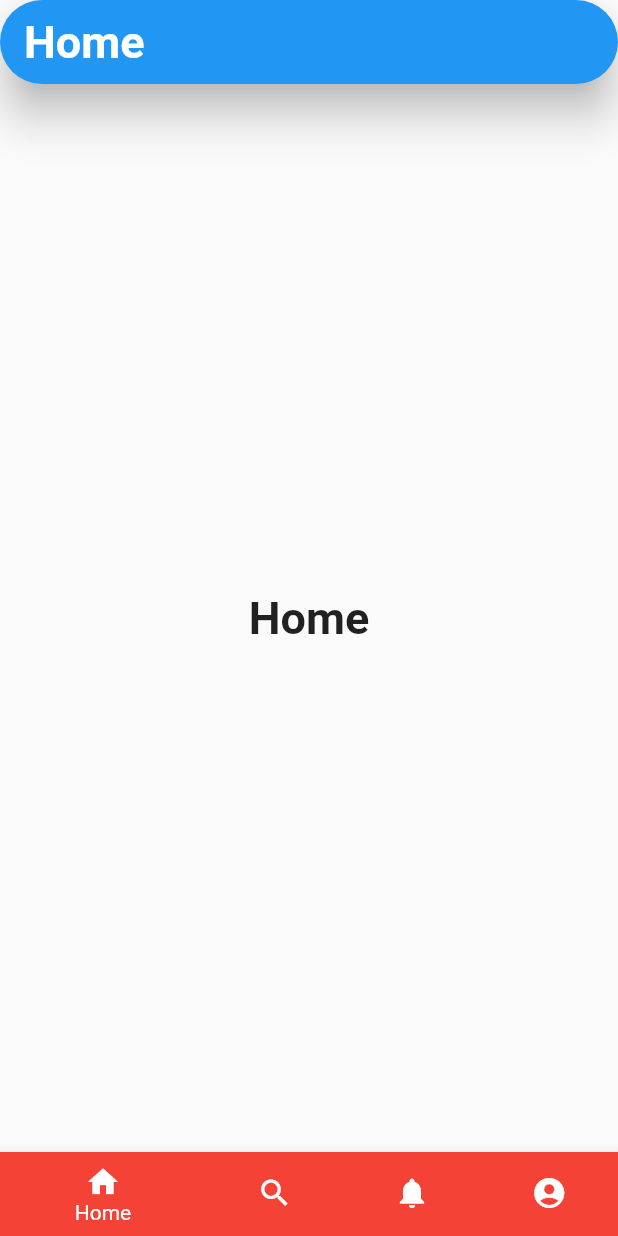
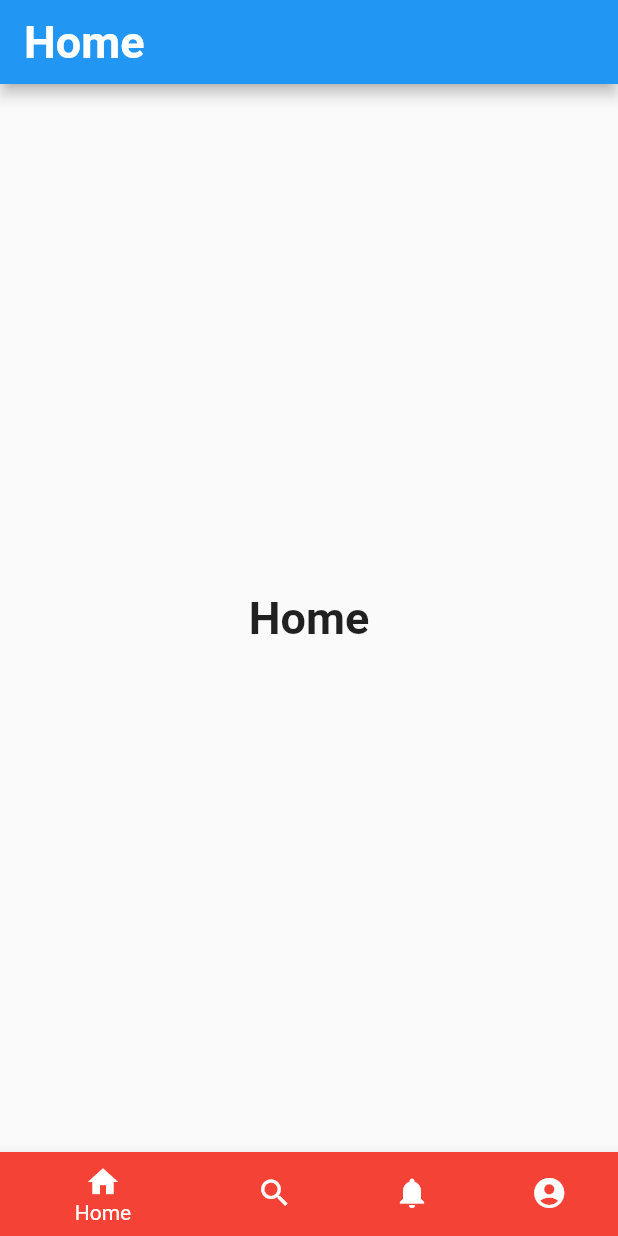
Before and after one commit to Erazsher/Project_Yo, a Flutter app: the screen it shows after launch, on a phone screen of 412 x 824 dp. Run offline on Flutter 3.47's test engine with Material 2 defaults, Android fonts, the phone set to English and light mode, and no system bars.

```diff
--- a/lib/main.dart
+++ b/lib/main.dart
@@ -58,14 +58,15 @@ class _MyStatefulWidgetState extends State<MyStatefulWidget> {
   Widget build(BuildContext context) {
     return Scaffold(
       appBar: AppBar(
-          title: _widgetOptions.elementAt(_selectedIndex),
-          elevation: 12,
-          shape: const RoundedRectangleBorder(
-              borderRadius: BorderRadius.only(
-                  bottomRight: Radius.circular(50),
-                  bottomLeft: Radius.circular(50),
-                  topLeft: Radius.circular(50),
-                  topRight: Radius.circular(50)))),
+        title: _widgetOptions.elementAt(_selectedIndex),
+        // elevation: 12,
+        // shape: const RoundedRectangleBorder(
+        //     borderRadius: BorderRadius.only(
+        //         bottomRight: Radius.circular(50),
+        //         bottomLeft: Radius.circular(50),
+        //         topLeft: Radius.circular(50),
+        //         topRight: Radius.circular(50)))
+      ),
       body: Center(
         child: _widgetOptions.elementAt(_selectedIndex),
       ),
```
